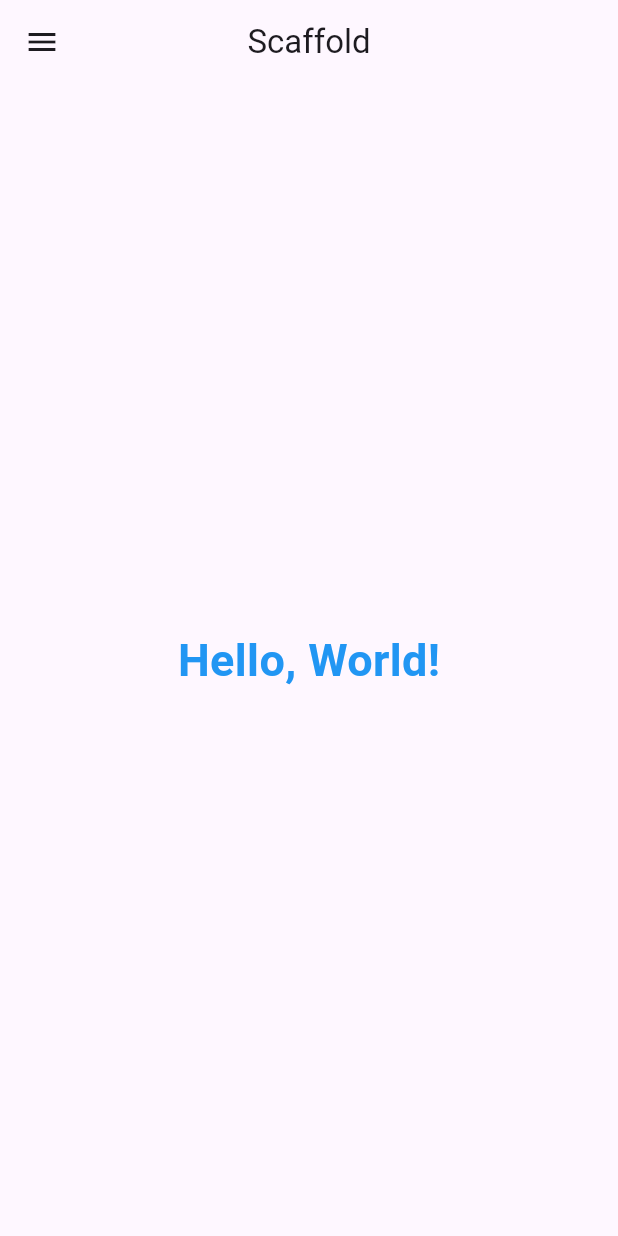
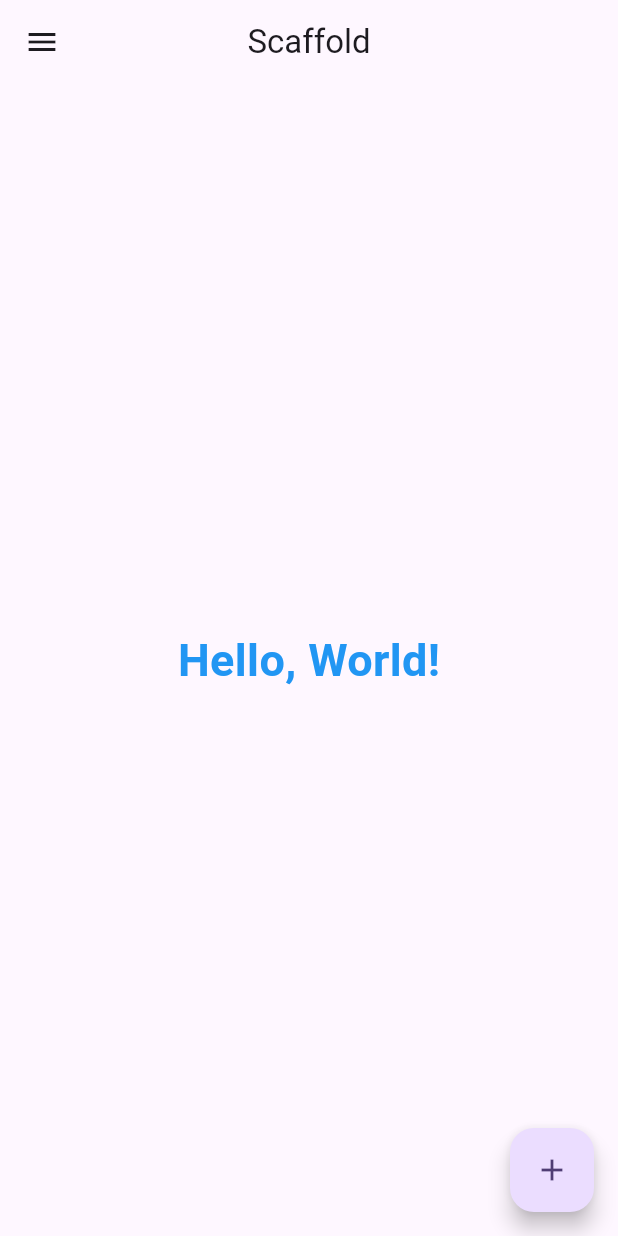
Before and after one commit to Lodny/core_courses, a Flutter app: the screen it shows after launch, on a phone screen of 412 x 824 dp. Run offline on Flutter 3.47's test engine with Material 3 defaults, Android fonts, the phone set to English and light mode, and no system bars.

Commit message:
add FloatingActionButton()

```diff
--- a/lib/page/scaffold_page.dart
+++ b/lib/page/scaffold_page.dart
@@ -35,6 +35,12 @@ class ScaffoldPage extends StatelessWidget {
           ),
         ),
       ),
+      floatingActionButton: FloatingActionButton(
+        onPressed: () {
+          print('pressed: floatingActionButton');
+        },
+        child: const Icon(Icons.add),
+      ),
     );
   }
 }
```
